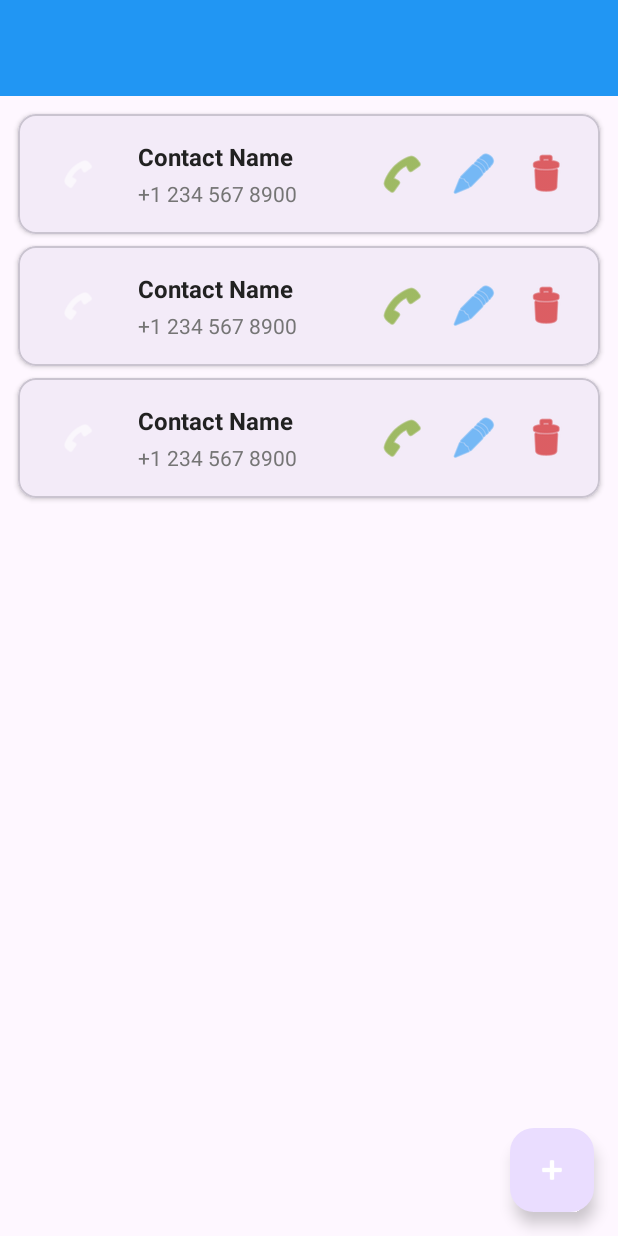
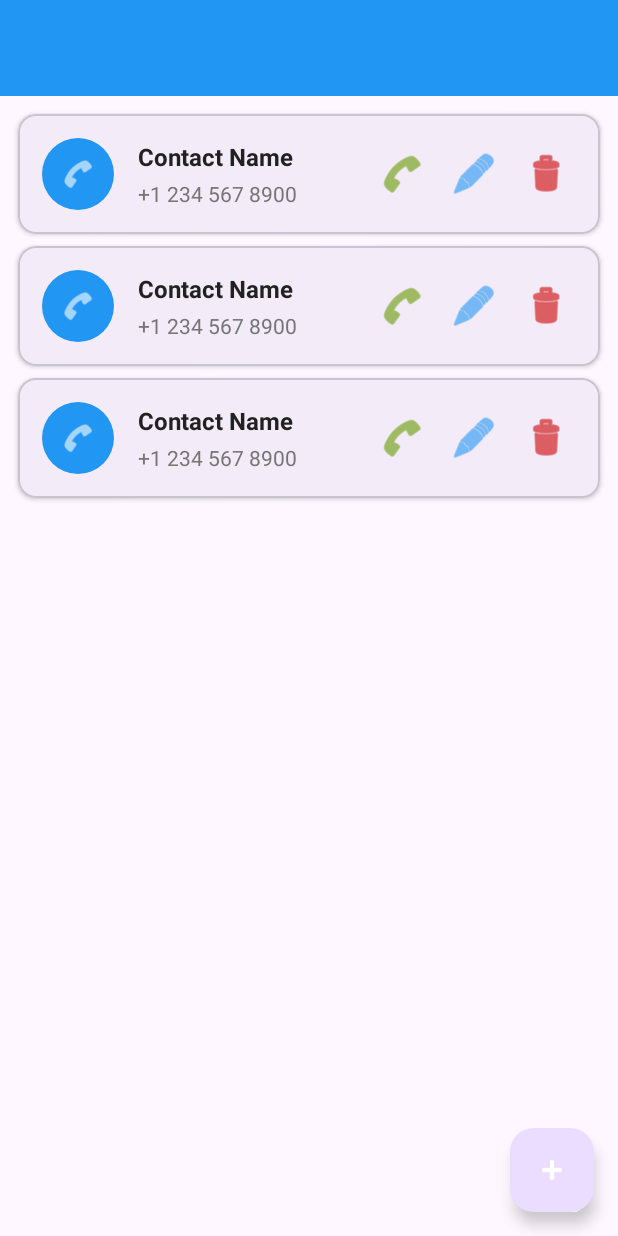
Before and after one commit to t-teja/Fall-Detection, an Android app: the layout activity_emergency_contacts.xml on its own in the app's theme, with its tools: preview values and no code run, on a phone screen of 412 x 824 dp. Run offline under Robolectric (Android 15) with nearby library versions, the phone set to English and light mode, and no system bars.

Commit message:
FIX: Create missing circle_background drawable
ISSUE RESOLVED:
❌ Error: resource android:drawable/oval not found
✅ Solution: Created custom circle_background.xml drawable

CHANGES:
- Created app/src/main/res/drawable/circle_background.xml
- Simple oval shape with primary color background
- Properly referenced in item_emergency_contact.xml

TECHNICAL DETAILS:
- @android:drawable/oval doesn't exist in Android system drawables
- Created custom drawable using <shape> with android:shape='oval'
- Uses @color/primary_color for consistent theming
- Maintains circular background for contact icons

This should resolve the final build error and allow successful compilation.

```diff
--- /dev/null
+++ b/app/src/main/res/drawable/circle_background.xml
@@ -0,0 +1,5 @@
+<?xml version="1.0" encoding="utf-8"?>
+<shape xmlns:android="http://schemas.android.com/apk/res/android"
+    android:shape="oval">
+    <solid android:color="@color/primary_color" />
+</shape>
--- a/app/src/main/res/layout/item_emergency_contact.xml
+++ b/app/src/main/res/layout/item_emergency_contact.xml
@@ -19,7 +19,7 @@
             android:layout_width="48dp"
             android:layout_height="48dp"
             android:src="@android:drawable/ic_menu_call"
-            android:background="@android:drawable/oval"
+            android:background="@drawable/circle_background"
             android:backgroundTint="@color/primary_color"
             android:padding="12dp"
             android:layout_marginEnd="16dp"
```
Also changed, not shown: 1 other file.
